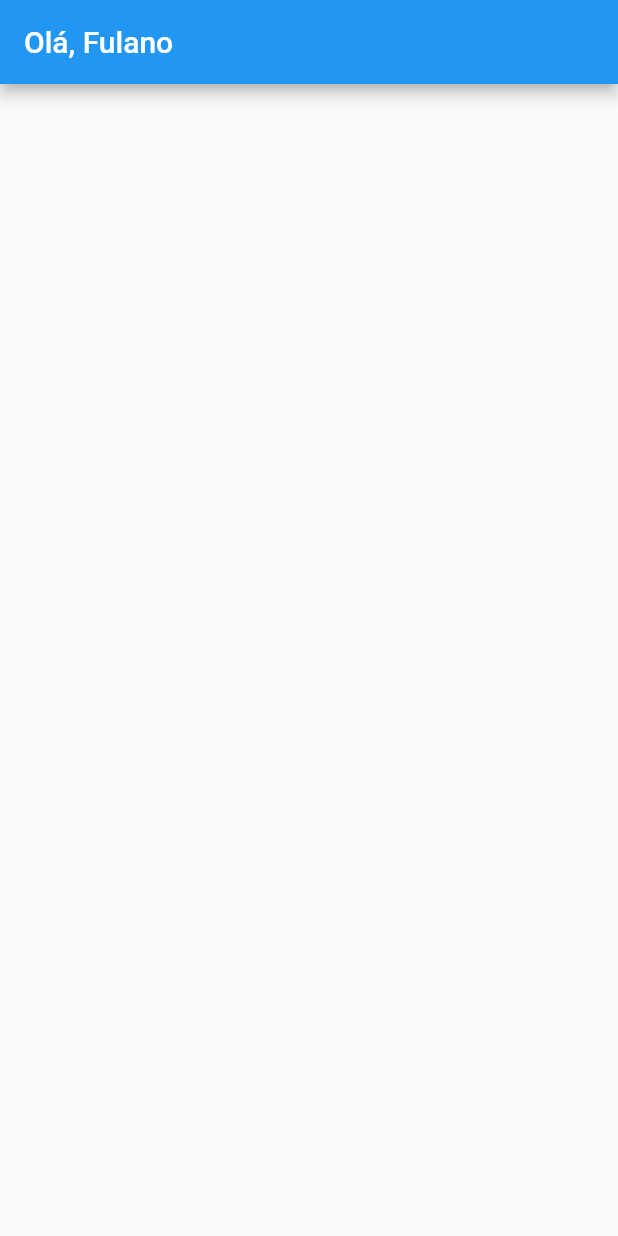
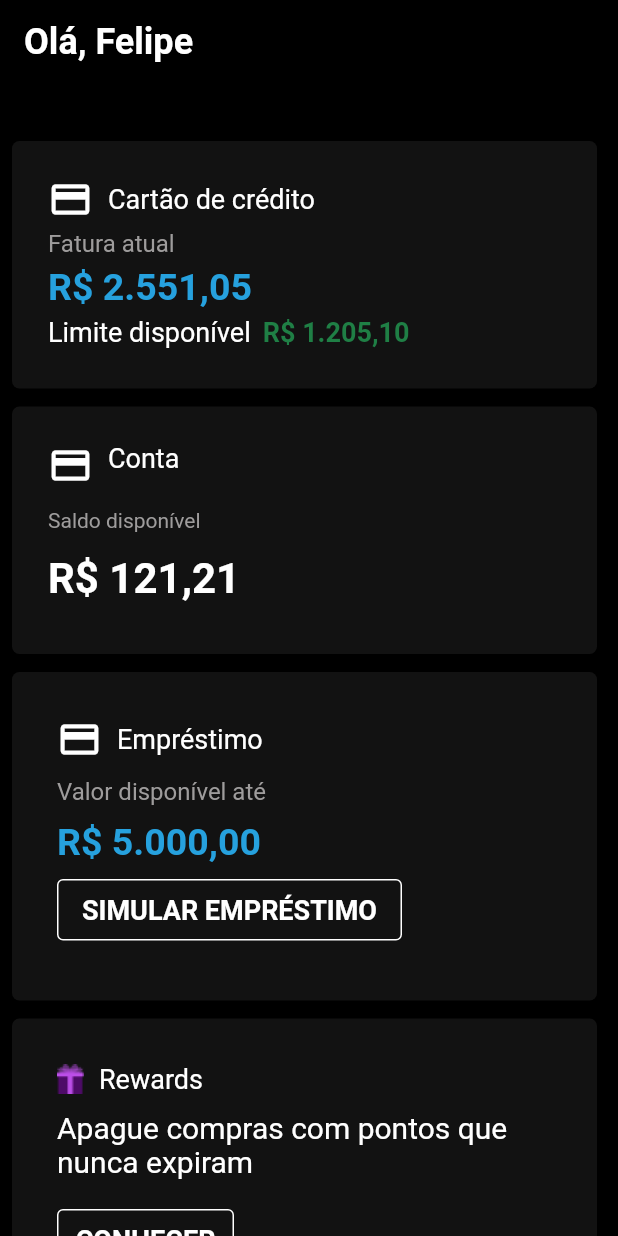
Before and after one commit to Grazinascito/splash_nubank_app, a Flutter app: the screen it shows after launch, on a phone screen of 412 x 824 dp. Run offline on Flutter 3.47's test engine with Material 2 defaults, Android fonts, the light colour scheme and no system bars; statements that could not run were skipped.

Commit message:
app finalizado

```diff
--- /dev/null
+++ b/lib/containers/account.dart
@@ -0,0 +1,48 @@
+// ignore_for_file: prefer_const_constructors
+
+import 'package:flutter/material.dart';
+
+class Account extends StatelessWidget {
+  const Account({ Key? key }) : super(key: key);
+
+  @override
+  Widget build(BuildContext context) {
+    return Padding(
+      padding: const EdgeInsets.only(top: 12),
+      child: Container(
+        padding: EdgeInsets.all(24),
+        width: 390,
+        height: 165,
+        decoration: BoxDecoration(
+          color: Color(0xFF121212),
+          borderRadius: BorderRadius.circular(5),
+        ),
+
+       child: Column(
+         crossAxisAlignment: CrossAxisAlignment.start,
+         children: [
+            Row(
+         crossAxisAlignment: CrossAxisAlignment.start,
+              children: const [
+                Icon(Icons.credit_card, color: Colors.white, size: 30),
+                SizedBox(width: 10),
+                Text("Conta", style: TextStyle(
+                    color: Colors.white, fontSize: 18,
+                   ),
+                ),
+              ],
+           ),
+           SizedBox(height: 14,),
+           Text("Saldo disponível", style: TextStyle(
+                    color: Color(0xFF9E9C9C), fontSize: 14,
+            ),),
+            SizedBox(height: 14,),
+           Text("R\$ 121,21", style: TextStyle(
+                    color: Colors.white, fontSize: 28, fontWeight: FontWeight.bold
+           ),),
+        ],
+       ),
+      ),
+    );
+  }
+}
--- /dev/null
+++ b/lib/containers/borrow.dart
@@ -0,0 +1,67 @@
+// ignore_for_file: prefer_const_constructors
+
+import 'package:flutter/material.dart';
+
+class Borrow extends StatelessWidget {
+  const Borrow({ Key? key }) : super(key: key);
+
+  @override
+  Widget build(BuildContext context) {
+    return Padding(
+      padding: const EdgeInsets.only(top: 12),
+      child: Container(
+        padding: EdgeInsets.all(30),
+        width: 390,
+        height: 219,
+        decoration: BoxDecoration(
+          color: Color(0xFF121212),
+          borderRadius: BorderRadius.circular(5),
+        ),
+
+        child: Column(
+          crossAxisAlignment: CrossAxisAlignment.start,
+          children:  [
+            Row(
+              // ignore: prefer_const_literals_to_create_immutables
+                children: [
+                  Icon(Icons.credit_card, color: Colors.white, size: 30),
+                  SizedBox(width: 10),
+                  Text("Empréstimo", style: TextStyle(
+                    color: Colors.white, fontSize: 18,
+                  ),
+                  ),
+                ],
+               ),
+                  SizedBox(height: 10),
+
+                Text("Valor disponível até", style: TextStyle(
+                   color: Color(0xFF9E9C9C), fontSize: 16,
+                 ),
+                ),
+                  SizedBox(height: 10),
+                Text("R\$ 5.000,00", style: TextStyle(
+                   color: Color(0xFF26A1DE), fontSize: 25, fontWeight: FontWeight.bold
+                 ),
+                ),
+
+              SizedBox(height: 10,),
+              Container(
+              padding: EdgeInsets.all(5),
+              decoration: BoxDecoration(
+                color: Colors.transparent,
+                borderRadius: BorderRadius.circular(4),
+                border: Border.all(color: Colors.white),
+              ),
+              width: 230,
+              height: 41,
+              child: Center(
+                child: Text("SIMULAR EMPRÉSTIMO", style: TextStyle(color: Colors.white, fontSize: 18, fontWeight: FontWeight.bold)),
+              ),
+            ),
+          ],
+        ),
+
+      ),
+    );
+  }
+}
--- /dev/null
+++ b/lib/containers/credit_card.dart
@@ -0,0 +1,64 @@
+// ignore_for_file: prefer_const_constructors
+
+import 'package:flutter/material.dart';
+
+class CreditCard extends StatelessWidget {
+  const CreditCard({Key? key}) : super(key: key);
+
+  @override
+  Widget build(BuildContext context) {
+    return Padding(
+      padding: const EdgeInsets.only(top: 30),
+      child: Container(
+        padding: EdgeInsets.all(24),
+        width: 390,
+        height: 165,
+        decoration: BoxDecoration(
+          color: Color(0xFF121212),
+          borderRadius: BorderRadius.circular(5),
+        ),
+
+        child: Column(
+          crossAxisAlignment: CrossAxisAlignment.start,
+          children:  [
+            Row(
+              // ignore: prefer_const_literals_to_create_immutables
+                children: [
+                  Icon(Icons.credit_card, color: Colors.white, size: 30),
+                  SizedBox(width: 10),
+                  Text("Cartão de crédito", style: TextStyle(
+                    color: Colors.white, fontSize: 18,
+                  ),
+                  ),
+                ],
+               ),
+                  SizedBox(height: 5),
+
+                Text("Fatura atual", style: TextStyle(
+                   color: Color(0xFF9E9C9C), fontSize: 16,
+                 ),
+                ),
+                  SizedBox(height: 5),
+                Text("R\$ 2.551,05", style: TextStyle(
+                   color: Color(0xFF26A1DE), fontSize: 25, fontWeight: FontWeight.bold
+                 ),
+                ),
+                SizedBox(height: 5),
+
+                Row(
+                  children: const [
+                  Text("Limite disponível", style: TextStyle(
+                    color: Colors.white, fontSize: 18,
+                  ),),
+                  SizedBox(width: 8),
+                  Text("R\$ 1.205,10", style: TextStyle(
+                    color: Color(0xFF1F7F45), fontSize: 18, fontWeight: FontWeight.bold
+                  ),),
+                  ],
+              )
+          ],
+        )
+      ),
+    );
+  }
+}
--- /dev/null
+++ b/lib/containers/rewards.dart
@@ -0,0 +1,61 @@
+import 'package:flutter/material.dart';
+
+class Rewards extends StatelessWidget {
+  const Rewards({ Key? key }) : super(key: key);
+
+  @override
+  Widget build(BuildContext context) {
+    return Padding(
+      padding: const EdgeInsets.only(top: 12),
+      child: Container(
+        padding: EdgeInsets.only(top: 30, left: 30, right: 30),
+
+        width: 390,
+        height: 250,
+        decoration: BoxDecoration(
+          color: Color(0xFF121212),
+          borderRadius: BorderRadius.circular(5),
+        ),
+
+      child: Column(
+
+          crossAxisAlignment: CrossAxisAlignment.start,
+          children:  [
+            Row(
+              // ignore: prefer_const_literals_to_create_immutables
+                children: [
+                  Image.asset("images/presents_icon.png"),
+                  SizedBox(width: 10),
+                  Text("Rewards", style: TextStyle(
+                    color: Colors.white, fontSize: 18,
+                  ),
+                  ),
+                ],
+               ),
+                SizedBox(height: 10),
+
+                Text("Apague compras com pontos que nunca expiram", style: TextStyle(
+                   color: Color(0xFFFFFFFF), fontSize: 20,
+                 ),
+                ),
+
+              SizedBox(height: 20,),
+              Container(
+              padding: EdgeInsets.all(5),
+              decoration: BoxDecoration(
+                color: Colors.transparent,
+                borderRadius: BorderRadius.circular(4),
+                border: Border.all(color: Colors.white),
+              ),
+              width: 118,
+              height: 41,
+              child: Center(
+                child: Text("CONHECER", style: TextStyle(color: Colors.white, fontSize: 18, fontWeight: FontWeight.bold)),
+              ),
+            ),
+          ],
+        ),
+      ),
+    );
+  }
+}
--- a/lib/home/home_page.dart
+++ b/lib/home/home_page.dart
@@ -1,4 +1,10 @@
+// ignore_for_file: prefer_const_constructors, prefer_const_literals_to_create_immutables
+
 import 'package:flutter/material.dart';
+import 'package:splash_nubank/containers/account.dart';
+import 'package:splash_nubank/containers/borrow.dart';
+import 'package:splash_nubank/containers/credit_card.dart';
+import 'package:splash_nubank/containers/rewards.dart';
 
 class HomePage extends StatelessWidget {
   const HomePage({Key? key}) : super(key: key);
@@ -6,8 +12,27 @@ class HomePage extends StatelessWidget {
   @override
   Widget build(BuildContext context) {
     return Scaffold(
+      backgroundColor: Colors.black,
       appBar: AppBar(
-        title: Text("Olá, Fulano"),
+      backgroundColor: Colors.black,
+        elevation: 0,
+        title: Align(
+          alignment: Alignment.topLeft,
+          child: Text("Olá, Felipe", style: TextStyle(fontSize: 24, fontWeight: FontWeight.bold)),
+        ),
+      ),
+      body: SingleChildScrollView(
+        child: Padding(
+        padding: const EdgeInsets.all(8.0),
+        child: Column(
+          children: [
+            CreditCard(),
+            Account(),
+            Borrow(),
+            Rewards(),
+          ],
+        ),
+      ),
       ),
     );
   }
--- a/pubspec.yaml
+++ b/pubspec.yaml
@@ -60,6 +60,8 @@ flutter:
   # To add assets to your application, add an assets section, like this:
   assets:
     - images/nubank_logo.png
+    - images/presents_icon.png
+
 
   # An image asset can refer to one or more resolution-specific "variants", see
   # https://flutter.dev/assets-and-images/#resolution-aware.
```
Also changed, not shown: images/presents_icon.png (added), images/variante.png (added).
